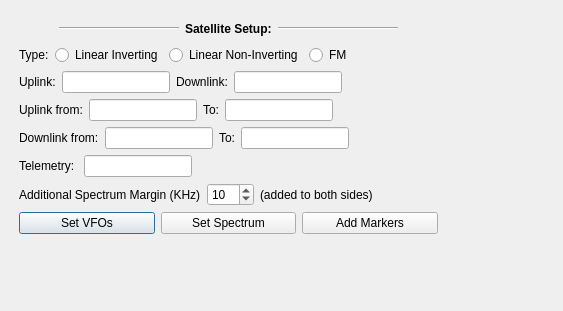
Old version of the form src/satellitesetup.ui in the repository kazushinjo/wfview-mac.
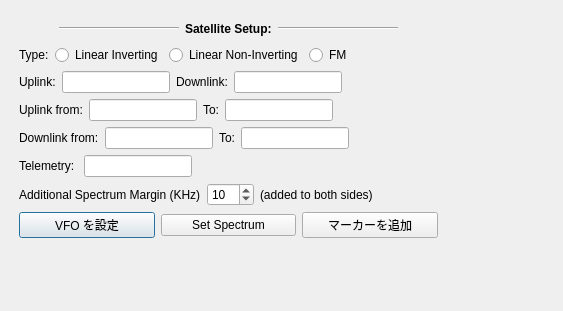
New version of the form.

```diff
--- a/src/satellitesetup.ui
+++ b/src/satellitesetup.ui
@@ -492,7 +492,7 @@
       <item>
        <widget class="QPushButton" name="pushButton">
         <property name="text">
-         <string>Set VFOs</string>
+         <string>VFO を設定</string>
         </property>
        </widget>
       </item>
@@ -506,7 +506,7 @@
       <item>
        <widget class="QPushButton" name="pushButton_3">
         <property name="text">
-         <string>Add Markers</string>
+         <string>マーカーを追加</string>
         </property>
        </widget>
       </item>
```
